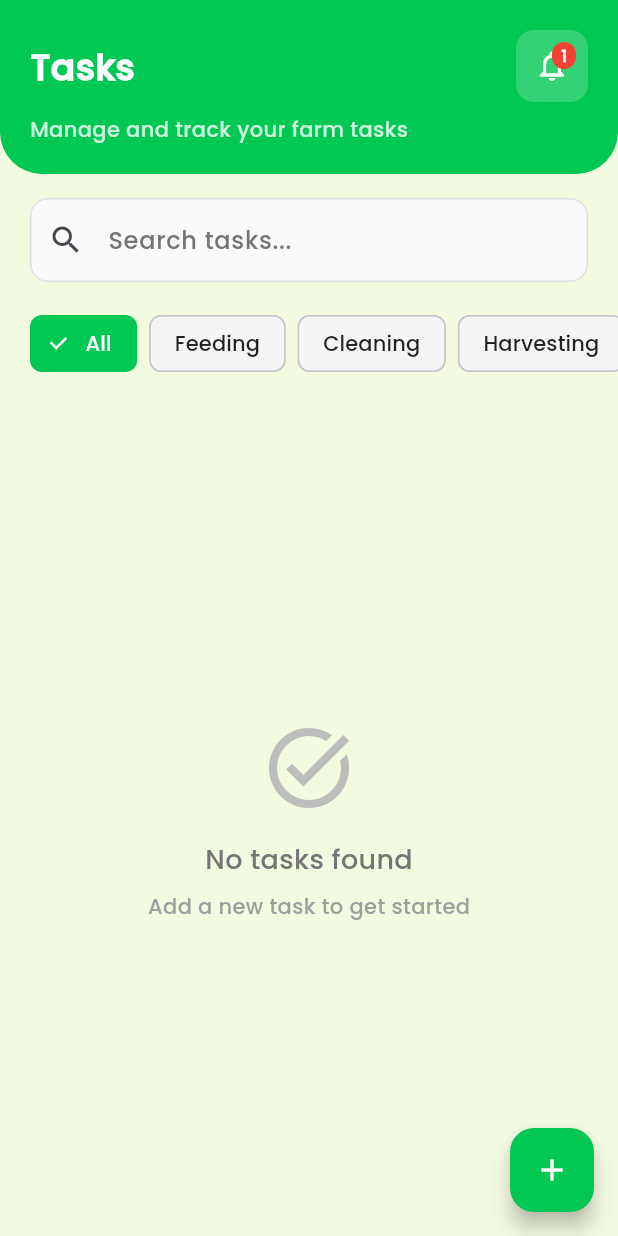
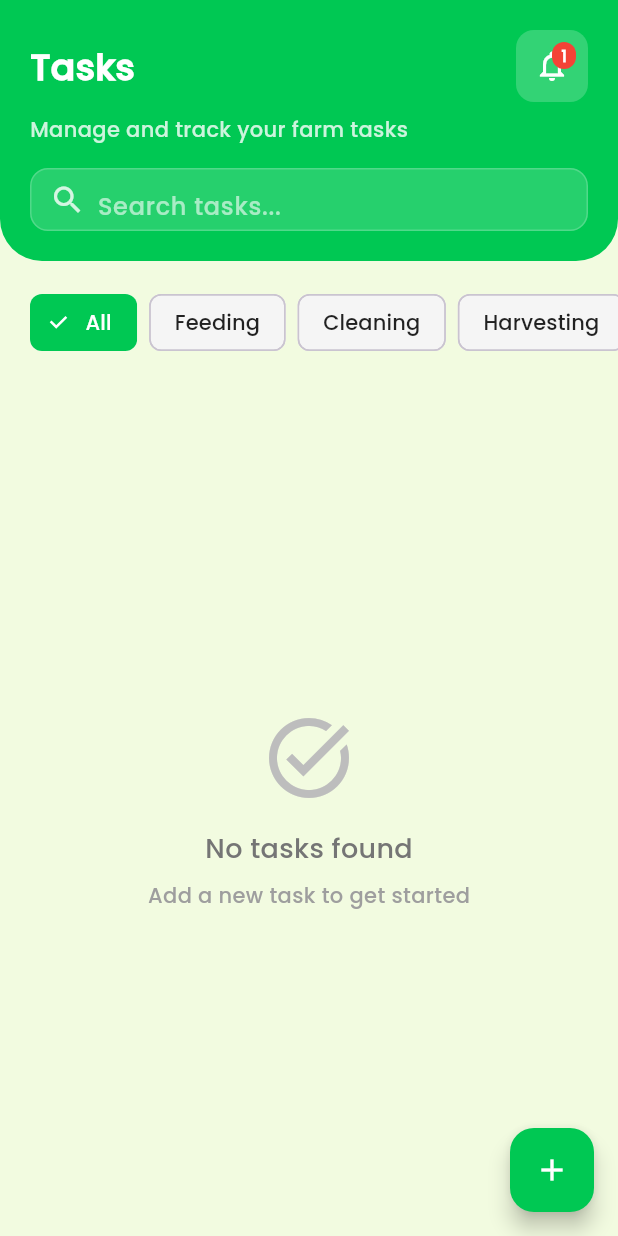
Before and after one commit to ScarletVonRosefall/AgriSynch, a Flutter app: the AgriSynchTasksPage screen opened by its route, on a phone screen of 412 x 824 dp. Run offline on Flutter 3.47's test engine with Material 3 defaults, Android fonts, the phone set to English and light mode, and no system bars; our stand-ins replace cached_network_image, cloud_firestore, firebase_auth, firebase_core, firebase_crashlytics, firebase_messaging and 8 more; accounts and stored records are empty; network calls fail.

Commit message:
last update before my brain gets cooked for tonight

```diff
--- a/AgriSynch/lib/farmer/AgriSynchTasksPage.dart
+++ b/AgriSynch/lib/farmer/AgriSynchTasksPage.dart
@@ -846,6 +846,42 @@ class _AgriSynchTasksPageState extends State<AgriSynchTasksPage> {
                       fontSize: 14,
                     ),
                   ),
+                  const SizedBox(height: 16),
+                  // Search bar inside header
+                  Container(
+                    height: 42,
+                    decoration: BoxDecoration(
+                      color: Colors.white.withOpacity(0.15),
+                      borderRadius: BorderRadius.circular(12),
+                      border: Border.all(
+                        color: Colors.white.withOpacity(0.2),
+                      ),
+                    ),
+                    padding: const EdgeInsets.symmetric(horizontal: 12),
+                    child: Row(
+                      children: [
+                        Icon(Icons.search, color: Colors.white.withOpacity(0.8)),
+                        const SizedBox(width: 8),
+                        Expanded(
+                          child: TextField(
+                            onChanged: (value) => setState(() => searchQuery = value),
+                            decoration: InputDecoration(
+                              hintText: 'Search tasks...',
+                              border: InputBorder.none,
+                              hintStyle: TextStyle(
+                                fontFamily: 'Poppins',
+                                color: Colors.white.withOpacity(0.6),
+                              ),
+                            ),
+                            style: const TextStyle(
+                              fontFamily: 'Poppins',
+                              color: Colors.white,
+                            ),
+                          ),
+                        ),
+                      ],
+                    ),
+                  ),
                 ],
               ),
             ),
@@ -882,44 +918,6 @@ class _AgriSynchTasksPageState extends State<AgriSynchTasksPage> {
                   ],
                 ),
               ),
-            const SizedBox(height: 16),
-            // Search field with improved styling
-            Padding(
-              padding: const EdgeInsets.symmetric(horizontal: 20),
-              child: TextField(
-                onChanged: (value) => setState(() => searchQuery = value),
-                decoration: InputDecoration(
-                  hintText: 'Search tasks...',
-                  prefixIcon: const Icon(Icons.search),
-                  border: OutlineInputBorder(
-                    borderRadius: BorderRadius.circular(12),
-                  ),
-                  enabledBorder: OutlineInputBorder(
-                    borderRadius: BorderRadius.circular(12),
-                    borderSide: BorderSide(
-                      color: isDarkMode ? Colors.white24 : Colors.grey.shade300,
-                    ),
-                  ),
-                  focusedBorder: OutlineInputBorder(
-                    borderRadius: BorderRadius.circular(12),
-                    borderSide: const BorderSide(
-                      color: Color(0xFF00C853),
-                    ),
-                  ),
-                  filled: true,
-                  fillColor: isDarkMode
-                      ? const Color(0xFF2C2C2C)
-                      : Colors.grey.shade50,
-                  hintStyle: TextStyle(
-                    color: isDarkMode ? Colors.white70 : Colors.grey.shade600,
-                  ),
-                ),
-                style: TextStyle(
-                  fontFamily: 'Poppins',
-                  color: isDarkMode ? Colors.white : Colors.black,
-                ),
-              ),
-            ),
             const SizedBox(height: 16),
             // Category filters with improved styling
             SizedBox(
```
